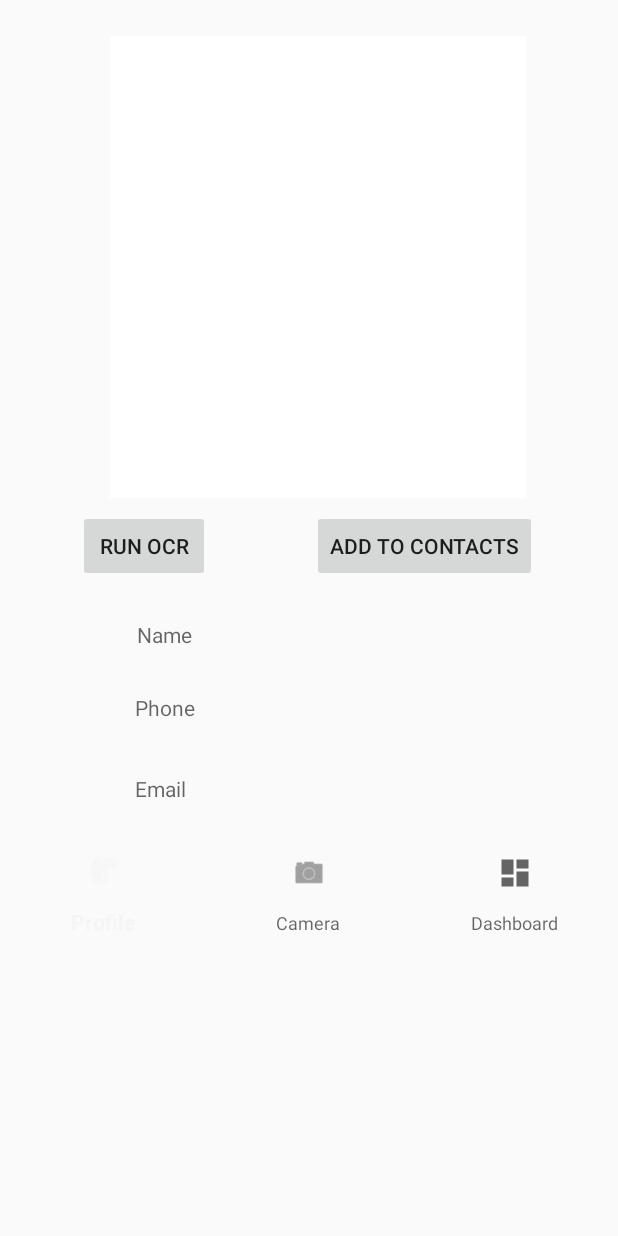
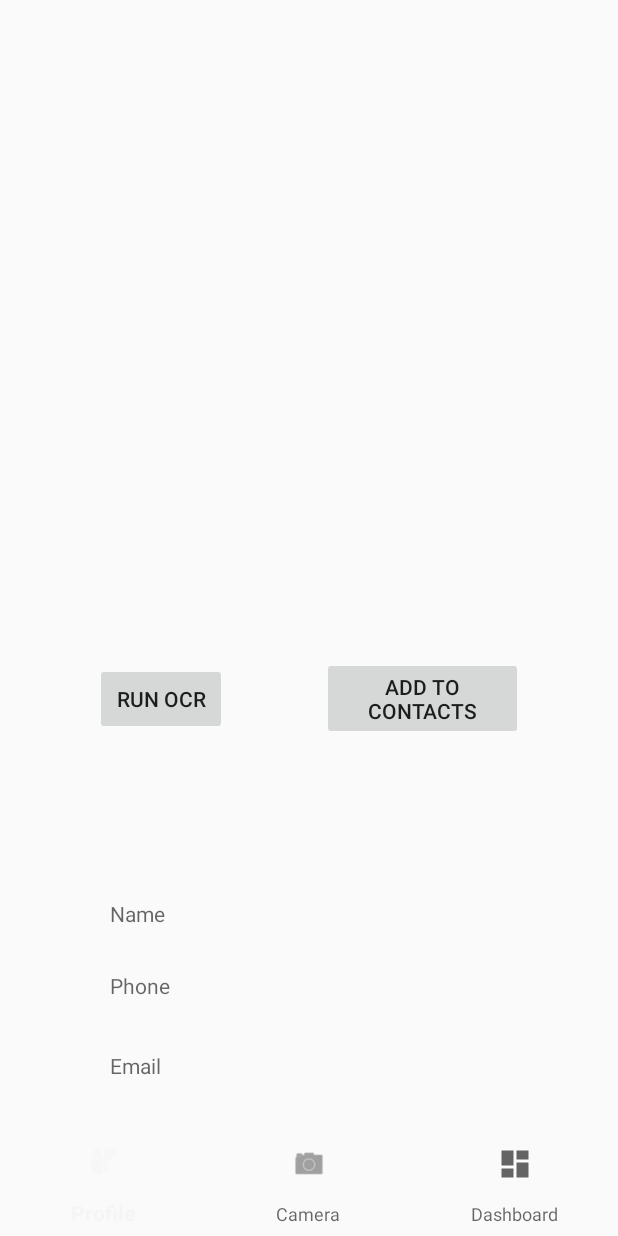
Before and after one commit to kushagrakakkar/BCCI, an Android app: the screen it shows after launch (MainActivity), on a phone screen of 412 x 824 dp. Run offline under Robolectric (Android 15) with nearby library versions, the phone set to English and light mode, and no system bars; libraries missing offline, so code that uses them is left out: com.googlecode.tesseract; 2 statements that could not run were skipped.

Commit message:
Changed photoUri

```diff
--- a/app/src/main/res/layout/activity_main.xml
+++ b/app/src/main/res/layout/activity_main.xml
@@ -9,16 +9,15 @@
 
     <android.support.design.widget.BottomNavigationView
         android:id="@+id/navigation"
-        android:layout_width="wrap_content"
+        android:layout_width="match_parent"
         android:layout_height="68dp"
-        android:layout_marginTop="8dp"
+        android:layout_marginTop="9dp"
         android:background="?android:attr/windowBackground"
         app:layout_constraintBottom_toBottomOf="parent"
         app:layout_constraintEnd_toEndOf="parent"
         app:layout_constraintHorizontal_bias="0.0"
         app:layout_constraintStart_toStartOf="parent"
-        app:layout_constraintTop_toTopOf="parent"
-        app:layout_constraintVertical_bias="1.0"
+        app:layout_constraintTop_toBottomOf="@id/textView5"
         app:menu="@menu/navigation" />
 
     <ImageView
@@ -31,78 +30,69 @@
         android:contentDescription="@string/image"
         app:layout_constraintEnd_toEndOf="parent"
         app:layout_constraintStart_toStartOf="parent"
-        app:layout_constraintTop_toTopOf="parent"
-        app:srcCompat="@android:color/background_light" />
+        app:layout_constraintTop_toTopOf="parent" />
 
     <Button
         android:id="@+id/button"
         android:layout_width="wrap_content"
         android:layout_height="wrap_content"
-        android:layout_marginStart="52dp"
         android:layout_marginTop="8dp"
-        android:layout_marginBottom="25dp"
+        android:layout_marginBottom="8dp"
         android:text="@string/run_ocr"
         app:layout_constraintBottom_toTopOf="@+id/textView3"
+        app:layout_constraintEnd_toStartOf="@+id/button2"
+        app:layout_constraintHorizontal_bias="0.5"
         app:layout_constraintStart_toStartOf="parent"
         app:layout_constraintTop_toBottomOf="@+id/imageView2" />
 
     <TextView
         android:id="@+id/textView3"
-        android:layout_width="265dp"
+        android:layout_width="0dp"
         android:layout_height="40dp"
-        android:layout_marginStart="90dp"
         android:layout_marginTop="8dp"
-        android:layout_marginEnd="54dp"
         android:layout_marginBottom="96dp"
         android:hint="@string/name"
-        app:layout_constraintBottom_toTopOf="@+id/navigation"
-        app:layout_constraintEnd_toEndOf="parent"
-        app:layout_constraintStart_toStartOf="parent"
+        app:layout_constraintBottom_toTopOf="@id/navigation"
+        app:layout_constraintEnd_toEndOf="@+id/imageView2"
+        app:layout_constraintStart_toStartOf="@+id/imageView2"
         app:layout_constraintTop_toTopOf="parent"
         app:layout_constraintVertical_bias="0.969" />
 
     <TextView
         android:id="@+id/textView4"
-        android:layout_width="267dp"
+        android:layout_width="0dp"
         android:layout_height="37dp"
-        android:layout_marginStart="90dp"
         android:layout_marginTop="8dp"
-        android:layout_marginEnd="54dp"
         android:layout_marginBottom="8dp"
         android:hint="@string/phone"
-        app:layout_constraintBottom_toTopOf="@+id/textView5"
-        app:layout_constraintEnd_toEndOf="parent"
-        app:layout_constraintStart_toStartOf="parent"
-        app:layout_constraintTop_toBottomOf="@+id/textView3" />
+        app:layout_constraintBottom_toTopOf="@id/textView5"
+        app:layout_constraintEnd_toEndOf="@+id/textView3"
+        app:layout_constraintStart_toStartOf="@+id/textView3"
+        app:layout_constraintTop_toBottomOf="@id/textView3" />
 
     <TextView
         android:id="@+id/textView5"
-        android:layout_width="267dp"
+        android:layout_width="0dp"
         android:layout_height="38dp"
-        android:layout_marginStart="90dp"
         android:layout_marginTop="8dp"
-        android:layout_marginEnd="54dp"
         android:layout_marginBottom="8dp"
         android:hint="@string/email"
-        app:layout_constraintBottom_toTopOf="@+id/navigation"
-        app:layout_constraintEnd_toEndOf="parent"
-        app:layout_constraintStart_toStartOf="parent"
-        app:layout_constraintTop_toBottomOf="@+id/textView4" />
+        app:layout_constraintBottom_toTopOf="@id/navigation"
+        app:layout_constraintEnd_toEndOf="@+id/textView4"
+        app:layout_constraintStart_toStartOf="@+id/textView4"
+        app:layout_constraintTop_toBottomOf="@id/textView4" />
 
     <Button
         android:id="@+id/button2"
-        android:layout_width="wrap_content"
+        android:layout_width="134dp"
         android:layout_height="wrap_content"
-        android:layout_marginStart="70dp"
         android:layout_marginTop="8dp"
-        android:layout_marginEnd="100dp"
-        android:layout_marginBottom="25dp"
+        android:layout_marginBottom="8dp"
         android:text="@string/add_to_contacts"
         app:layout_constraintBottom_toTopOf="@+id/textView3"
         app:layout_constraintEnd_toEndOf="parent"
-        app:layout_constraintHorizontal_bias="0.041"
+        app:layout_constraintHorizontal_bias="0.5"
         app:layout_constraintStart_toEndOf="@+id/button"
-        app:layout_constraintTop_toBottomOf="@+id/imageView2"
-        app:layout_constraintVertical_bias="1.0" />
+        app:layout_constraintTop_toBottomOf="@+id/imageView2" />
 
 </android.support.constraint.ConstraintLayout>
```
